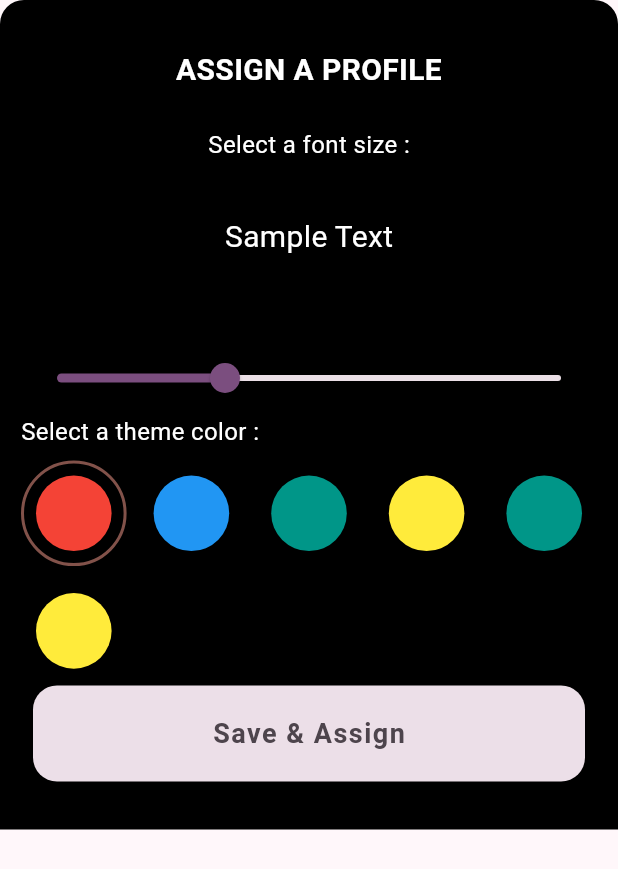
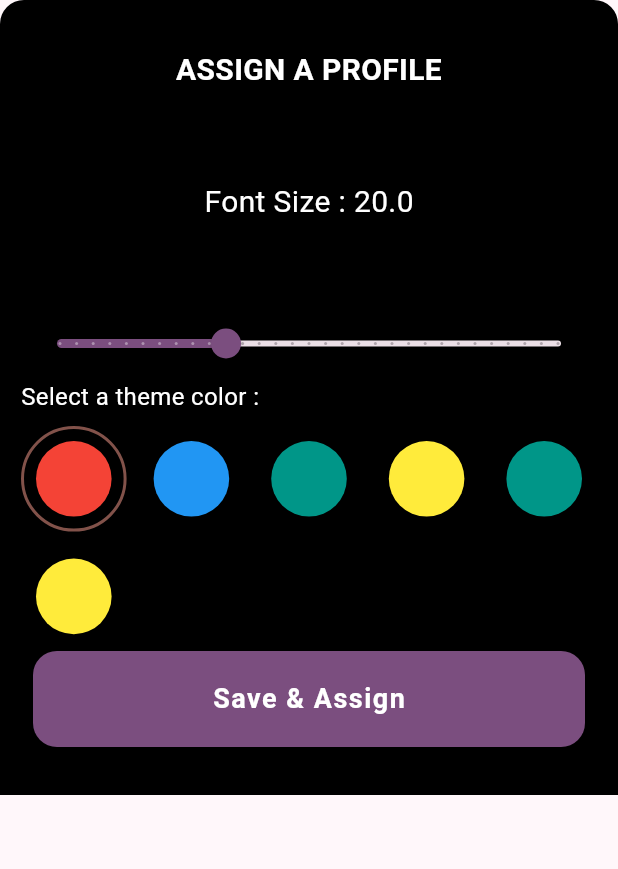
Before and after one commit to rajarshi-ch/foyer_demo, a Flutter app: the AddProfileDialog widget shown alone on an empty page, opened directly, on a phone screen of 412 x 824 dp. Shown: the top 869 px of the screen. Run offline on Flutter 3.47's test engine with Material 2 defaults, Android fonts, the phone set to English and light mode, and no system bars; our stand-ins replace dartz, equatable, flutter_bloc, get_it, injectable, sqflite; accounts and stored records are empty.

Commit message:
UI Improvements

```diff
--- a/lib/features/home/presentation/ui/widgets/selected_profile.dart
+++ b/lib/features/home/presentation/ui/widgets/selected_profile.dart
@@ -1,4 +1,5 @@
 import 'package:flutter/material.dart';
+import 'package:foyer_demo/core/util/color_to_hex_string.dart';
 import 'package:foyer_demo/features/common/presentation/ui/color_picker_circle.dart';
 import 'package:foyer_demo/features/profiles/presentation/cubit/profile_cubit.dart';
 import 'package:foyer_demo/injectable.dart';
@@ -9,6 +10,7 @@ class SelectedProfileCard extends StatelessWidget {
   @override
   Widget build(BuildContext context) {
     var location = getIt<ProfileCubit>().state.currentLocation;
+    var profile = getIt<ProfileCubit>().state.currentProfile;
     return Container(
       padding: EdgeInsets.fromLTRB(12, 16, 12, 16),
       decoration: BoxDecoration(
@@ -39,7 +41,7 @@ class SelectedProfileCard extends StatelessWidget {
                           borderRadius: BorderRadius.circular(16),
                         ),
                         child: ColorPickerCircle(
-                          color: Theme.of(context).colorScheme.primary,
+                          color: hexToMaterialColor(profile!.themeColor),
                           isSelected: true,
                         ),
                       ),
--- a/lib/features/profiles/presentation/ui/add_profile_dialog.dart
+++ b/lib/features/profiles/presentation/ui/add_profile_dialog.dart
@@ -1,9 +1,10 @@
 import 'package:flutter/material.dart';
-import 'package:foyer_demo/core/constants/const_values.dart';
 import 'package:foyer_demo/core/util/color_to_hex_string.dart';
 import 'package:foyer_demo/features/common/presentation/ui/color_picker_circle.dart';
 import 'package:foyer_demo/features/common/presentation/ui/wide_fab.dart';
 import 'package:foyer_demo/features/profiles/domain/entity/profile_entity.dart';
+import 'package:foyer_demo/features/profiles/presentation/cubit/profile_cubit.dart';
+import 'package:foyer_demo/injectable.dart';
 
 class AddProfileDialog extends StatefulWidget {
   const AddProfileDialog({super.key});
@@ -28,6 +29,19 @@ class _AddProfileDialogState extends State<AddProfileDialog> {
   @override
   void initState() {
     super.initState();
+  }
+
+  bool checkDuplicateProfile() {
+    final currentState = getIt<ProfileCubit>().state;
+    final newProfile = ProfileEntity(
+        themeColor: materialColorToHex(colorList[currentIndex]),
+        textSize: _textSize);
+
+    bool isDuplicate = currentState.allProfilesList.any(
+      (profile) => profile.equalsExceptId(newProfile),
+    );
+
+    return isDuplicate;
   }
 
   @override
@@ -58,13 +72,6 @@ class _AddProfileDialogState extends State<AddProfileDialog> {
             ),
           ),
           const SizedBox(height: 24),
-          Text(
-            'Select a font size :',
-            style: TextStyle(
-              color: Colors.white,
-              fontSize: 16,
-            ),
-          ),
           Column(
             mainAxisSize: MainAxisSize.min,
             crossAxisAlignment: CrossAxisAlignment.start,
@@ -76,7 +83,7 @@ class _AddProfileDialogState extends State<AddProfileDialog> {
                     height: 100,
                     child: Center(
                       child: Text(
-                        'Sample Text',
+                        'Font Size : $_textSize',
                         style: TextStyle(
                           fontSize: _textSize,
                           color: Colors.white,
@@ -89,6 +96,7 @@ class _AddProfileDialogState extends State<AddProfileDialog> {
                     value: _textSize,
                     min: 10.0,
                     max: 40.0,
+                    divisions: 30,
                     onChanged: (newValue) {
                       setState(() {
                         _textSize = newValue;
@@ -130,28 +138,18 @@ class _AddProfileDialogState extends State<AddProfileDialog> {
               ),
             ],
           ),
-          // Row(
-          //   mainAxisAlignment: MainAxisAlignment.spaceEvenly,
-          //   children: [
-          //     ElevatedButton(
-          //       onPressed: () {
-          //         Navigator.of(context).pop(kInitialProfile);
-          //         Navigator.of(context).pop();
-          //       },
-          //       child: Text('Cancel'),
-          //     ),
-          //     ElevatedButton(
-          //       onPressed: () {
-          //         Navigator.of(context).pop(ProfileEntity(
-          //             themeColor: materialColorToHex(colorList[currentIndex]),
-          //             textSize: _textSize));
-          //       },
-          //       child: Text('Save'),
-          //     ),
-          //   ],
-          // ),
+          if (checkDuplicateProfile())
+            Text(
+              'Duplicate Profile Exists',
+              style: TextStyle(
+                color: Colors.red,
+                fontSize: 16,
+                fontFamily: 'SF Pro Text',
+              ),
+            ),
           WideFab(
             label: "Save & Assign",
+            isEnabled: !checkDuplicateProfile(),
             onPressed: () {
               Navigator.of(context).pop(ProfileEntity(
                   themeColor: materialColorToHex(colorList[currentIndex]),
```
Also changed, not shown: lib/features/home/presentation/ui/widgets/location_card.dart (+19 -10 lines), lib/features/profiles/domain/entity/profile_entity.dart (+8 -0 lines).
